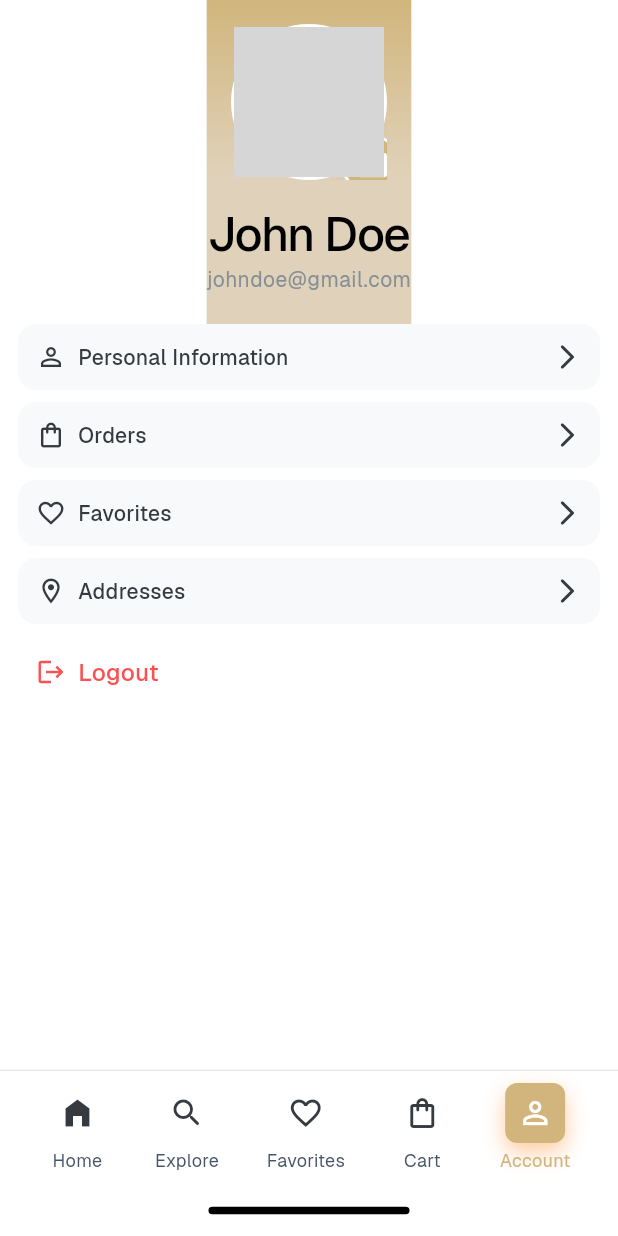
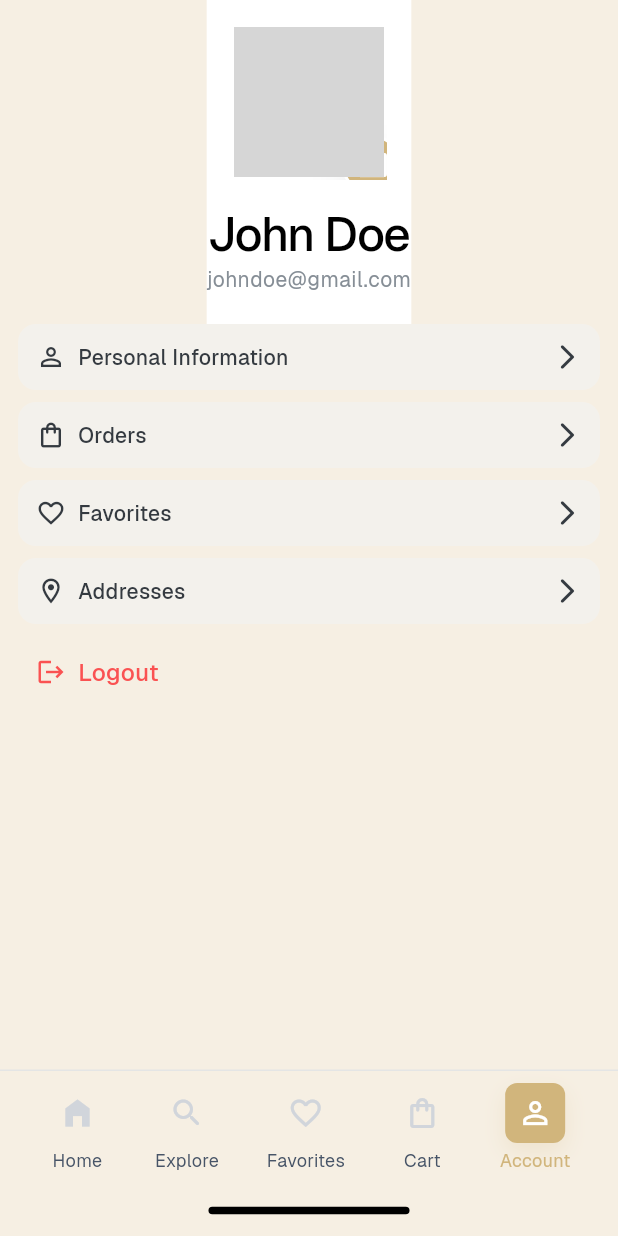
Before and after one commit to sarvarbeksoporboyev8-debug/sweets, a Flutter app: the AccountScreen screen opened by its route, on a phone screen of 412 x 824 dp. Run offline on Flutter 3.47's test engine with Material 3 defaults, Android fonts, the phone set to English and light mode, and no system bars; accounts and stored records are empty; project files that could hold a hidden picture were left out; grey boxes are pictures that could not be loaded.

Commit message:
Update core theme: colors, theme config, main.dart, bottom nav, and key screens
Co-authored-by: sarvarbeksoporboyev8-debug <251588596+sarvarbeksoporboyev8-debug@users.noreply.github.com>

```diff
--- a/lib/constants/colors.dart
+++ b/lib/constants/colors.dart
@@ -2,12 +2,23 @@ import 'package:flutter/material.dart';
 
 /// Color constants for the Sweets app
 ///
-/// Custom theme colors:
-/// - Background: #E0D2BA (RGB 224, 210, 186) - Main screen backgrounds
-/// - Primary: #D1B57C (RGB 209, 181, 124) - Primary buttons and key accents
+/// Production theme colors:
+/// - Top Bar: #FFFFFF (Pure white) - AppBar/header backgrounds
+/// - Cream Background: #F6EFE3 (RGB 246, 239, 227) - Main screen backgrounds
+/// - Card White: #FFFFFF (Pure white) - Card surfaces
+/// - Primary Accent: #D1B57C (RGB 209, 181, 124) - Primary buttons and key accents
 class SweetsColors {
-  // Custom theme colors
-  static const Color background = Color(0xFFE0D2BA); // RGB(224, 210, 186)
+  // Production theme colors
+  static const Color kTopBar = Color(0xFFFFFFFF); // Pure white #FFFFFF
+  static const Color kCreamBg = Color(0xFFF6EFE3); // Creamy background #F6EFE3
+  static const Color kCardWhite = Color(0xFFFFFFFF); // Card surfaces
+  static const Color kCardShadow = Color(0x1A000000); // Subtle shadow
+  static const Color kAccentGold = Color(0xFFD1B57C); // Primary accent
+  static const Color kDarkText = Color(0xFF1F2937); // Dark text
+  static const Color kLightText = Color(0xFF6B7280); // Light text
+
+  // Legacy custom theme colors (kept for backward compatibility)
+  static const Color background = Color(0xFFF6EFE3); // Updated to creamy
   static const Color primary = Color(0xFFD1B57C); // RGB(209, 181, 124)
   static const Color primaryAccent = Color(0xFFD1B57C); // Alias for consistency
 
--- a/lib/screens/account_screen.dart
+++ b/lib/screens/account_screen.dart
@@ -13,14 +13,12 @@ class AccountScreen extends StatelessWidget {
   @override
   Widget build(BuildContext context) {
     return Scaffold(
-      backgroundColor: SweetsColors.white,
+      backgroundColor: SweetsColors.kCreamBg, // Creamy background
       body: Column(
         children: [
-          // Gradient background header
+          // White background header (no gradient)
           Container(
-            decoration: const BoxDecoration(
-              gradient: SweetsGradients.primaryHeader,
-            ),
+            color: SweetsColors.kTopBar, // Pure white
             child: SafeArea(
               bottom: false,
               child: ProfileHeader(
--- a/lib/widgets/sweets_tab_bar.dart
+++ b/lib/widgets/sweets_tab_bar.dart
@@ -21,7 +21,7 @@ class SweetsTabBar extends StatelessWidget {
       children: [
         Container(
           decoration: BoxDecoration(
-            color: SweetsColors.white,
+            color: SweetsColors.kCreamBg, // Creamy background
             border: Border(
               top: BorderSide(
                 color: SweetsColors.border.withOpacity(0.75),
@@ -94,12 +94,12 @@ class _TabItem extends StatelessWidget {
           Container(
             padding: const EdgeInsets.all(8),
             decoration: BoxDecoration(
-              color: active ? SweetsColors.primary : Colors.transparent,
+              color: active ? SweetsColors.kAccentGold : Colors.transparent, // Gold when active
               borderRadius: BorderRadius.circular(8),
               boxShadow: active
                   ? const [
                       BoxShadow(
-                        color: Color(0x66FD7E14),
+                        color: Color(0x33D1B57C), // Shadow matching gold
                         blurRadius: 12,
                         offset: Offset(0, 6),
                       ),
@@ -109,7 +109,7 @@ class _TabItem extends StatelessWidget {
             child: Icon(
               icon,
               size: 24,
-              color: active ? SweetsColors.white : SweetsColors.grayDarker,
+              color: active ? SweetsColors.white : Color(0xFFD1D5DB), // Light gray when inactive
             ),
           ),
           const SizedBox(height: 4),
@@ -120,7 +120,7 @@ class _TabItem extends StatelessWidget {
               fontWeight: FontWeight.w400,
               fontSize: 12,
               height: 16 / 12,
-              color: active ? SweetsColors.primary : const Color(0xFF475467),
+              color: active ? SweetsColors.kAccentGold : const Color(0xFF475467),
             ),
           ),
         ],
```
Also changed, not shown: lib/main.dart (+11 -0 lines), lib/screens/explore_screen.dart (+3 -5 lines), lib/screens/home_screen.dart (+3 -5 lines), lib/theme/sweets_theme.dart (+47 -15 lines).
